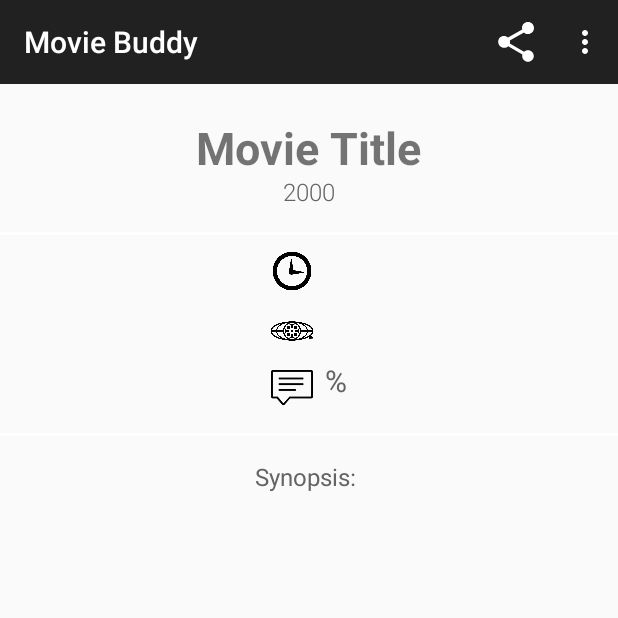
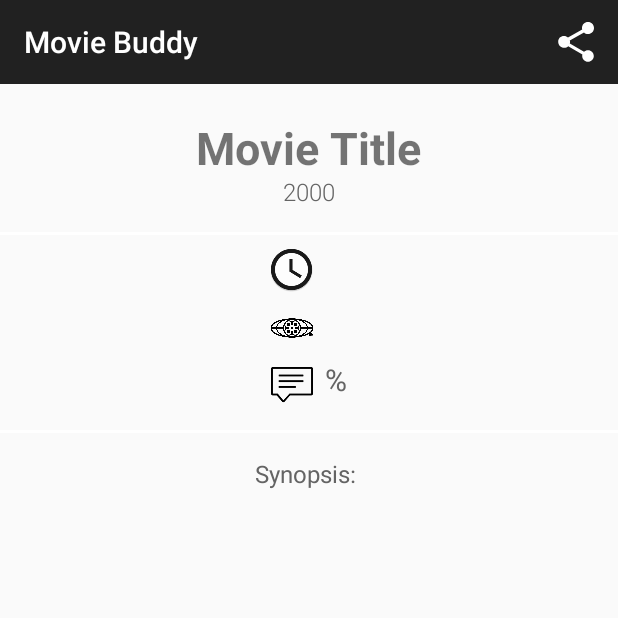
Before and after one commit to SusanaLauH/MoviesApp, an Android app: the fragment MovieDetailFragment placed in its activity, on a phone screen of 412 x 824 dp, the top half of it. Run offline under Robolectric (Android 15) with nearby library versions, the phone set to English and light mode, and no system bars; pictures from the network do not load; 1 statement that could not run was skipped.

Commit message:
Final version app

```diff
--- a/app/src/main/java/com/example/android/moviesapp/MainActivity.java
+++ b/app/src/main/java/com/example/android/moviesapp/MainActivity.java
@@ -59,6 +59,7 @@ public class MainActivity extends ActionBarActivity implements MovieFragment.Cal
 
     @Override
     public boolean onOptionsItemSelected(MenuItem item) {
+        /*
         int id = item.getItemId();
 
         if (id == R.id.action_settings) {
@@ -66,7 +67,7 @@ public class MainActivity extends ActionBarActivity implements MovieFragment.Cal
             startActivity(intent);
             return true;
         }
-
+    */
         return super.onOptionsItemSelected(item);
     }
 
--- a/app/src/main/java/com/example/android/moviesapp/MovieDetailActivity.java
+++ b/app/src/main/java/com/example/android/moviesapp/MovieDetailActivity.java
@@ -1,6 +1,5 @@
 package com.example.android.moviesapp;
 
-import android.content.Intent;
 import android.os.Bundle;
 import android.support.v7.app.ActionBarActivity;
 import android.view.Menu;
@@ -39,7 +38,7 @@ public class MovieDetailActivity extends ActionBarActivity {
 
     @Override
     public boolean onOptionsItemSelected(MenuItem item) {
-
+    /*
         int id = item.getItemId();
 
         if (id == R.id.action_settings) {
@@ -47,7 +46,7 @@ public class MovieDetailActivity extends ActionBarActivity {
             startActivity(intent);
             return true;
         }
-
+*/
         return super.onOptionsItemSelected(item);
     }
 }
--- a/app/src/main/java/com/example/android/moviesapp/data/MovieProvider.java
+++ b/app/src/main/java/com/example/android/moviesapp/data/MovieProvider.java
@@ -60,7 +60,7 @@ public class MovieProvider extends ContentProvider {
                 selectionArgs,
                 null,
                 null,
-                sortOrder
+                MovieContract.MovieEntry._ID + " DESC"
         );
 
         retCursor.setNotificationUri(getContext().getContentResolver(), uri);
--- a/app/src/main/res/layout/fragment_detail.xml
+++ b/app/src/main/res/layout/fragment_detail.xml
@@ -78,8 +78,8 @@
                 android:orientation="vertical">
 
                 <ImageView
-                    android:layout_width="32dp"
-                    android:layout_height="32dp"
+                    android:layout_width="30dp"
+                    android:layout_height="30dp"
                     android:layout_gravity="center_horizontal"
                     android:src="@drawable/duration"
                     android:layout_marginBottom="8dp"
@@ -212,7 +212,7 @@
             android:layout_marginRight="16dp"
             android:fontFamily="sans-serif-condensed"
             android:textColor="@color/black"
-            android:textSize="14sp" />
+            android:textSize="16sp" />
 
 
     </LinearLayout>
--- a/app/src/main/res/menu/menu_detail.xml
+++ b/app/src/main/res/menu/menu_detail.xml
@@ -3,10 +3,12 @@
     xmlns:tools="http://schemas.android.com/tools"
     tools:context="com.example.android.moviesapp.MovieDetailActivity">
 
+    <!--
     <item
         android:id="@+id/action_settings"
         android:orderInCategory="100"
         android:title="@string/action_settings"
         app:showAsAction="never" />
+        -->
 
 </menu>
--- a/app/src/main/res/menu/menu_main.xml
+++ b/app/src/main/res/menu/menu_main.xml
@@ -2,9 +2,11 @@
     xmlns:app="http://schemas.android.com/apk/res-auto"
     xmlns:tools="http://schemas.android.com/tools"
     tools:context=".MainActivity">
+    <!--
     <item
         android:id="@+id/action_settings"
         android:orderInCategory="100"
         android:title="@string/action_settings"
         app:showAsAction="never" />
+        -->
 </menu>
```
Also changed, not shown: app/src/main/res/drawable/duration.png, app/src/main/res/drawable/movies_app_icon.png (deleted), app/src/main/res/mipmap-hdpi/ic_launcher.png, app/src/main/res/mipmap-mdpi/ic_launcher.png, app/src/main/res/mipmap-xhdpi/ic_launcher.png, app/src/main/res/mipmap-xxhdpi/ic_launcher.png, 1 other file.
